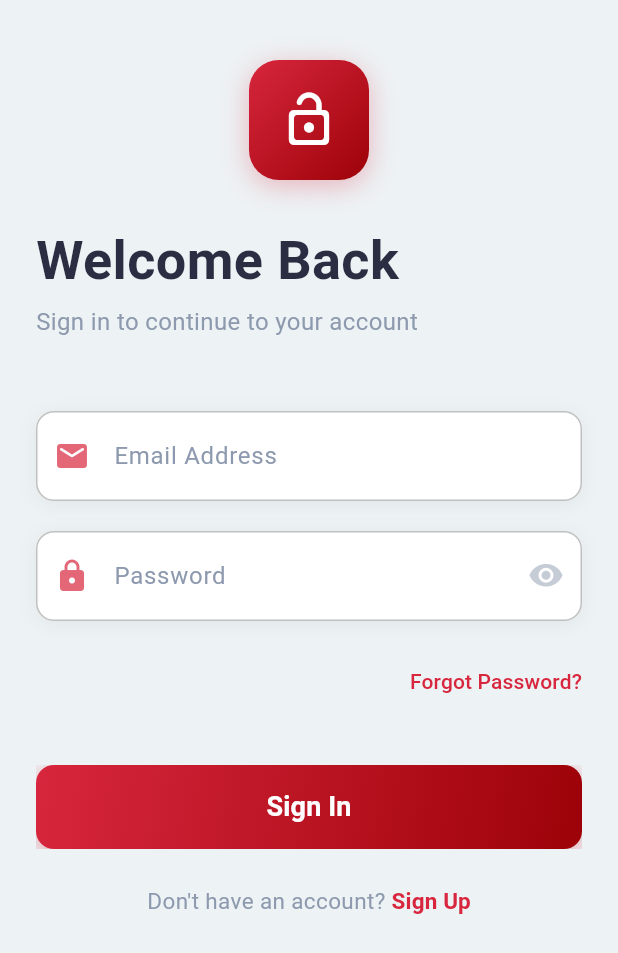
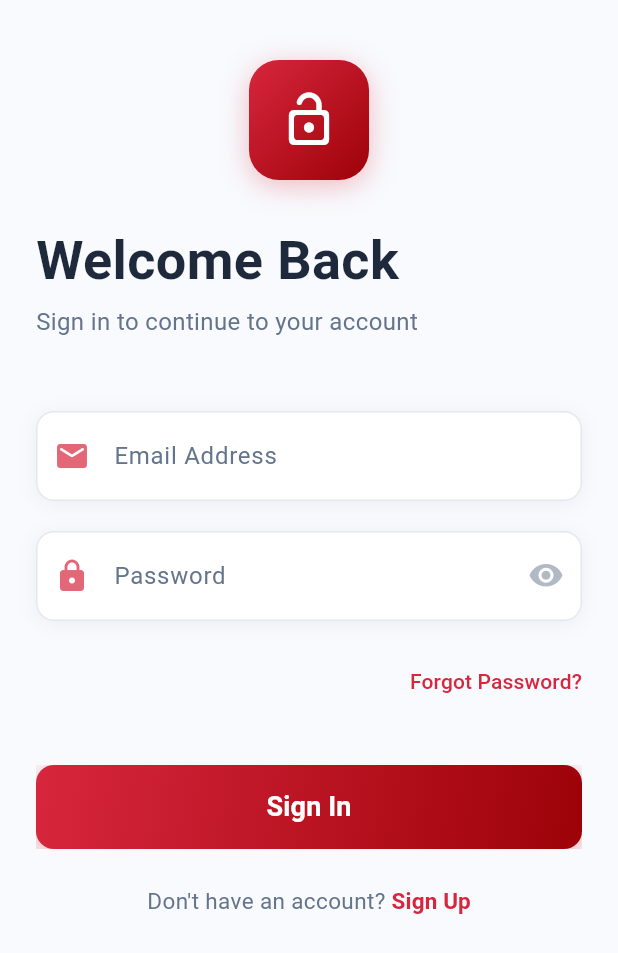
Before and after one commit to Abderrazekk/TuniSwipe, a Flutter app: the screen it shows after launch, on a phone screen of 412 x 824 dp. Shown: the top 953 px of the screen. Run offline on Flutter 3.47's test engine with Material 3 defaults, Android fonts, the phone set to English and light mode, and no system bars; our stand-ins replace geolocator, image_picker, location, permission_handler, shared_preferences, socket_io_client; accounts and stored records are empty.

Commit message:
Design ameliorated for the app

```diff
--- a/frontend/lib/constants/app_colors.dart
+++ b/frontend/lib/constants/app_colors.dart
@@ -1,23 +1,114 @@
 import 'package:flutter/material.dart';
 
 class AppColors {
-  static const Color primary = Color(0xFFD7263D); // Deep Red (Tunisian Flag)
-  static const Color secondary = Color(0xFF1B4965); // Dark Blue (Mediterranean Sea)
-  static const Color accent = Color(0xFFF4D35E); // Sand / Warm Accent
-  static const Color background = Color(0xFFEDF2F4); // Light neutral background
+  // Primary Colors
+  static const Color primary = Color(0xFFD7263D); // Deep Red
+  static const Color primaryLight = Color(0xFFE5455A); // Lighter Red
+  static const Color primaryDark = Color(0xFF9D0208); // Darker Red
+
+  // Secondary Colors
+  static const Color secondary = Color(0xFF1B4965); // Dark Blue
+  static const Color secondaryLight = Color(0xFF2A5F7F); // Lighter Blue
+  static const Color secondaryDark = Color(0xFF0A2E43); // Darker Blue
+
+  // Accent Colors
+  static const Color accent = Color(0xFFF4D35E); // Sand / Gold
+  static const Color accentLight = Color(0xFFFFE082); // Lighter Gold
+  static const Color accentDark = Color(0xFFD4B74A); // Darker Gold
+
+  // Neutral Colors
+  static const Color background = Color(0xFFF8FAFD); // Light background
   static const Color surface = Color(0xFFFFFFFF); // White surface
-  static const Color textPrimary = Color(0xFF2B2D42); // Dark slate text
-  static const Color textSecondary = Color(0xFF8D99AE); // Grayish text
-  static const Color border = Color(0xFFBFC0C0); // Soft border
-  static const Color error = Color(0xFF9D0208); // Strong Red error
-  static const Color success = Color(0xFF6A994E); // Olive green success
+  static const Color surfaceVariant = Color(0xFFF1F5F9); // Light gray surface
 
-  // Gradient
+  // Text Colors
+  static const Color textPrimary = Color(0xFF1E293B); // Dark slate
+  static const Color textSecondary = Color(0xFF64748B); // Medium gray
+  static const Color textTertiary = Color(0xFF94A3B8); // Light gray
+  static const Color textInverse = Color(0xFFFFFFFF); // White text
+
+  // Status Colors
+  static const Color success = Color(0xFF10B981); // Emerald
+  static const Color successLight = Color(0xFFD1FAE5); // Light Emerald
+  static const Color error = Color(0xFFEF4444); // Red
+  static const Color errorLight = Color(0xFFFEE2E2); // Light Red
+  static const Color warning = Color(0xFFF59E0B); // Amber
+  static const Color warningLight = Color(0xFFFEF3C7); // Light Amber
+  static const Color info = Color(0xFF3B82F6); // Blue
+  static const Color infoLight = Color(0xFFDBEAFE); // Light Blue
+
+  // Border Colors
+  static const Color border = Color(0xFFE2E8F0); // Light border
+  static const Color borderDark = Color(0xFFCBD5E1); // Darker border
+
+  // Special Colors
+  static const Color pink = Color(0xFFEC4899); // Pink
+  static const Color purple = Color(0xFF8B5CF6); // Purple
+  static const Color teal = Color(0xFF14B8A6); // Teal
+
+  // Shadows
+  static const List<BoxShadow> shadowSmall = [
+    BoxShadow(
+      color: Color.fromRGBO(0, 0, 0, 0.05),
+      blurRadius: 4,
+      offset: Offset(0, 2),
+    ),
+  ];
+
+  static const List<BoxShadow> shadowMedium = [
+    BoxShadow(
+      color: Color.fromRGBO(0, 0, 0, 0.08),
+      blurRadius: 8,
+      offset: Offset(0, 4),
+    ),
+  ];
+
+  static const List<BoxShadow> shadowLarge = [
+    BoxShadow(
+      color: Color.fromRGBO(0, 0, 0, 0.12),
+      blurRadius: 16,
+      offset: Offset(0, 8),
+    ),
+  ];
+
+  // Gradients
   static const LinearGradient primaryGradient = LinearGradient(
-    colors: [Color(0xFFD7263D), Color(0xFF9D0208)], // Dark red gradient
+    colors: [primary, primaryDark],
     begin: Alignment.topLeft,
     end: Alignment.bottomRight,
   );
+
+  static const LinearGradient secondaryGradient = LinearGradient(
+    colors: [secondary, secondaryDark],
+    begin: Alignment.topLeft,
+    end: Alignment.bottomRight,
+  );
+
+  static const LinearGradient accentGradient = LinearGradient(
+    colors: [accent, accentDark],
+    begin: Alignment.topLeft,
+    end: Alignment.bottomRight,
+  );
+
+  static const LinearGradient backgroundGradient = LinearGradient(
+    colors: [Color(0xFFF8FAFD), Color(0xFFF1F5F9)],
+    begin: Alignment.topCenter,
+    end: Alignment.bottomCenter,
+  );
+
+  static const LinearGradient cardGradient = LinearGradient(
+    colors: [Color(0xFFFFFFFF), Color(0xFFF8FAFD)],
+    begin: Alignment.topCenter,
+    end: Alignment.bottomCenter,
+  );
+
+  // Glass Effect
+  static Color glassBackground = Colors.white.withOpacity(0.95);
+  static Color glassBorder = Colors.white.withOpacity(0.2);
+
+  // Animation Colors
+  static const Color shimmerBase = Color(0xFFE0E0E0);
+  static const Color shimmerHighlight = Color(0xFFF5F5F5);
 }
 
 
@@ -33,3 +124,6 @@ class AppColors {
 //AppColors.error
 //AppColors.success
 //AppColors.primaryGradient
+//AppColors.shadowMedium
+//AppColors.glassBackground
+//AppColors.glassBorder
```
